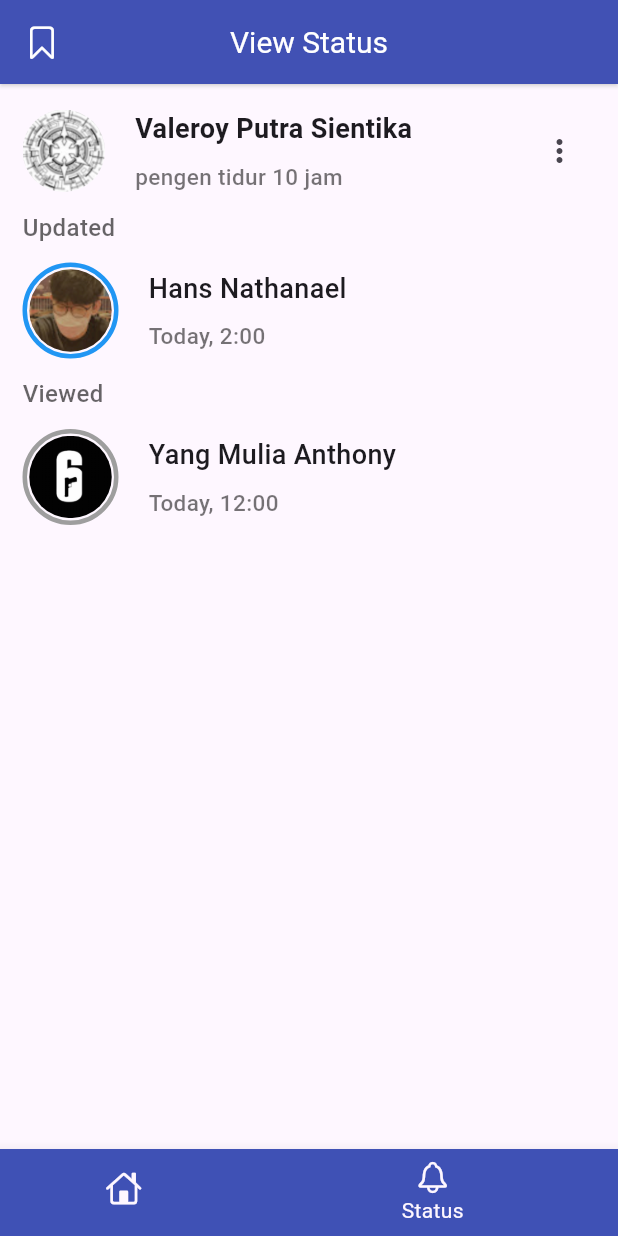
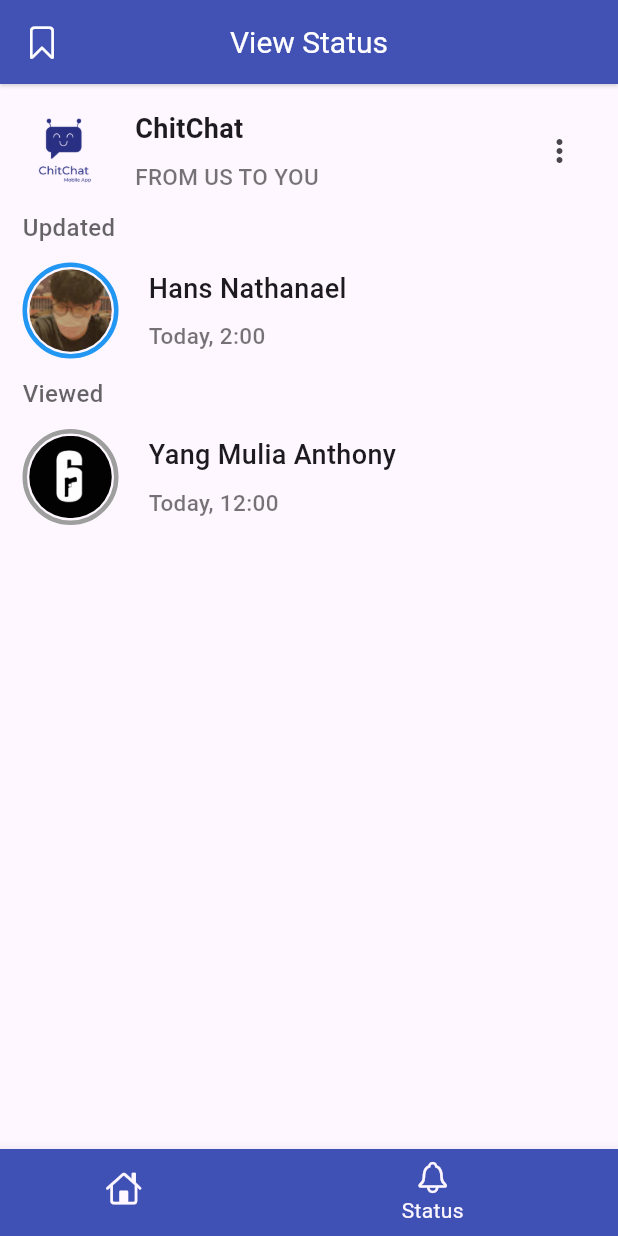
Before and after one commit to valeroy51/chitchat, a Flutter app: the StatusWidget screen opened directly, on a phone screen of 412 x 824 dp. Run offline on Flutter 3.47's test engine with Material 3 defaults, Android fonts, the phone set to English and light mode, and no system bars; our stand-ins replace cached_network_image, cloud_firestore, emoji_picker_flutter, firebase_auth, firebase_core, firebase_messaging and 5 more; missing offline and left inert: flutter_notification_channel; accounts and stored records are empty.

Commit message:
Update StatusWidget.dart

```diff
--- a/lib/screen/status/StatusWidget.dart
+++ b/lib/screen/status/StatusWidget.dart
@@ -53,7 +53,7 @@ class _StatusWidgetState extends State<StatusWidget> {
                   child: ClipRRect(
                     borderRadius: BorderRadius.circular(40),
                     child: Image.asset(
-                      "img/roy.png",
+                      "img/logo12.png",
                       height: 55,
                       width: 55,
                       fit: BoxFit.cover,
@@ -66,7 +66,7 @@ class _StatusWidgetState extends State<StatusWidget> {
                     crossAxisAlignment: CrossAxisAlignment.start,
                     children: [
                       Text(
-                        "Valeroy Putra Sientika",
+                        "ChitChat",
                         style: TextStyle(
                             fontSize: 18, fontWeight: FontWeight.bold),
                       ),
@@ -74,7 +74,7 @@ class _StatusWidgetState extends State<StatusWidget> {
                         height: 8.0,
                       ),
                       Text(
-                        "pengen tidur 10 jam",
+                        "FROM US TO YOU",
                         style: TextStyle(
                             fontSize: 15,
                             fontWeight: FontWeight.w500,
```
